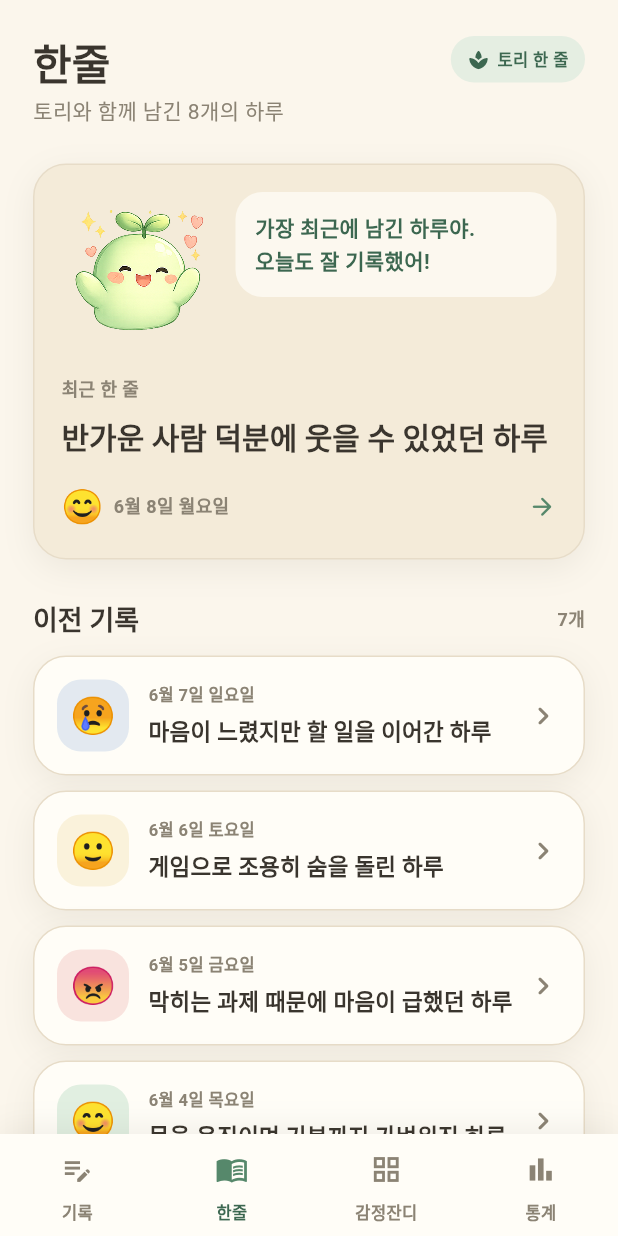
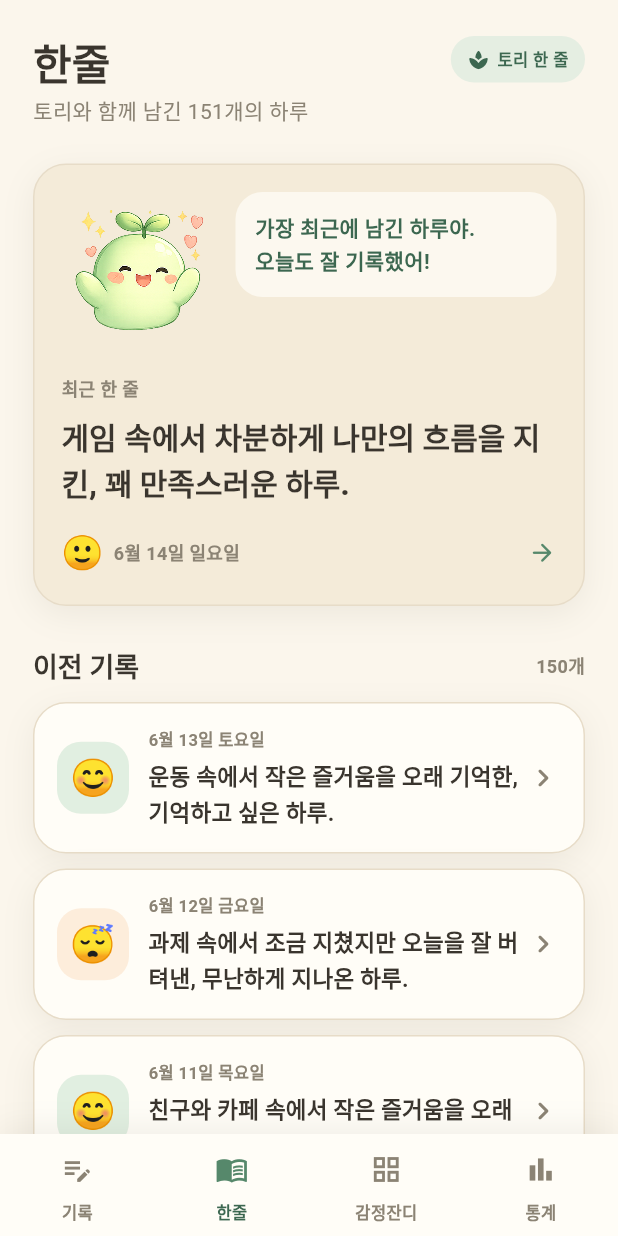
Before and after one commit to yseho031018/rhythm-archive, a Flutter app: the screen it shows after launch, item 2 of the bottom bar chosen, on a phone screen of 412 x 824 dp. Run offline on Flutter 3.47's test engine with Material 3 defaults, Android fonts, the phone set to English and light mode, and no system bars; our stand-ins replace drift, drift_flutter, file_picker, shared_preferences; accounts and stored records are empty; generated files the repository leaves out were written again; Roboto replaces fonts that are missing (Segoe UI).

Commit message:
feat: 최종 발표와 기록 UX 완성도 개선

```diff
--- a/lib/prototype/diary_controller.dart
+++ b/lib/prototype/diary_controller.dart
@@ -13,10 +13,13 @@ import 'shared_preferences_diary_repository.dart';
 class DiaryController extends ChangeNotifier {
   DiaryController({
     DiaryRepository? repository,
+    bool? seedSampleHistory,
     this.generationDelay = const Duration(milliseconds: 950),
-  }) : _repository = repository ?? _defaultRepository();
+  }) : _repository = repository ?? _defaultRepository(),
+       _seedSampleHistory = seedSampleHistory ?? repository == null;
 
   final DiaryRepository _repository;
+  final bool _seedSampleHistory;
   final Duration generationDelay;
   final List<DiaryEntry> _entries = [];
   int _summaryVariant = 0;
@@ -125,7 +128,14 @@ class DiaryController extends ChangeNotifier {
       _entries
         ..clear()
         ..addAll(saved ?? _sampleEntries());
-      if (saved == null) await _persist();
+      // 프로토타입 데이터가 한 건이라도 있으면 연간 흐름을 볼 수 있게 보강한다.
+      // 사용자가 전체 삭제한 빈 저장소는 그대로 유지한다.
+      final refreshedSamples =
+          _seedSampleHistory &&
+          saved != null &&
+          saved.isNotEmpty &&
+          _addMissingSampleEntries();
+      if (saved == null || refreshedSamples) await _persist();
     } catch (_) {
       storageError = '저장된 기록을 불러오지 못했어요.';
       _entries
@@ -412,34 +422,80 @@ class DiaryController extends ChangeNotifier {
   }
 
   List<DiaryEntry> _sampleEntries() {
-    final now = DateTime.now();
-    final samples = [
-      (1, DiaryMood.normal, ['공부'], 3, '차분하게 공부 흐름을 이어간 하루'),
-      (2, DiaryMood.happy, ['친구', '카페'], 5, '친구와의 대화가 오래 남은 하루'),
-      (3, DiaryMood.tired, ['과제'], 2, '과제를 끝내고 깊게 쉬고 싶었던 하루'),
-      (4, DiaryMood.happy, ['운동'], 4, '몸을 움직이며 기분까지 가벼워진 하루'),
-      (5, DiaryMood.angry, ['과제', '공부'], 2, '막히는 과제 때문에 마음이 급했던 하루'),
-      (6, DiaryMood.normal, ['게임'], 3, '게임으로 조용히 숨을 돌린 하루'),
-      (7, DiaryMood.sad, ['공부'], 2, '마음이 느렸지만 할 일을 이어간 하루'),
-      (8, DiaryMood.happy, ['친구'], 4, '반가운 사람 덕분에 웃을 수 있었던 하루'),
+    final today = _dateOnly(DateTime.now());
+    final lastSampleDay = today.subtract(const Duration(days: 1));
+    final moods = [
+      DiaryMood.normal,
+      DiaryMood.happy,
+      DiaryMood.tired,
+      DiaryMood.happy,
+      DiaryMood.normal,
+      DiaryMood.sad,
+      DiaryMood.happy,
+      DiaryMood.normal,
+      DiaryMood.tired,
+      DiaryMood.angry,
     ];
+    final keywordSets = [
+      ['공부'],
+      ['친구', '카페'],
+      ['과제'],
+      ['운동'],
+      ['게임'],
+      ['공부', '카페'],
+      ['친구'],
+      ['운동', '친구'],
+      ['과제', '공부'],
+      ['게임', '카페'],
+    ];
+    final samples = <DiaryEntry>[];
 
-    return [
-      for (final sample in samples)
+    for (
+      var day = DateTime(today.year, 1, 1);
+      !day.isAfter(lastSampleDay);
+      day = day.add(const Duration(days: 1))
+    ) {
+      final index = day.difference(DateTime(today.year)).inDays;
+      // 대부분의 날을 채우되 가끔 쉰 날을 남겨 자연스러운 기록 흐름을 만든다.
+      if (index % 12 == 0) {
+        continue;
+      }
+      final mood = moods[index % moods.length];
+      final keywords = keywordSets[index % keywordSets.length];
+      final satisfaction = switch (mood) {
+        DiaryMood.happy => index.isEven ? 5 : 4,
+        DiaryMood.normal => index.isEven ? 4 : 3,
+        DiaryMood.tired => 3,
+        DiaryMood.sad || DiaryMood.angry => 2,
+      };
+      samples.add(
         DiaryEntry(
-          id: 'sample-${sample.$1}',
-          date: DateTime(now.year, now.month, sample.$1),
-          mood: sample.$2,
-          keywords: sample.$3,
-          satisfaction: sample.$4,
-          summary: sample.$5,
+          id: 'sample-${day.year}-${day.month}-${day.day}',
+          date: day,
+          mood: mood,
+          keywords: keywords,
+          satisfaction: satisfaction,
+          summary: _buildSummary(mood, keywords, satisfaction, index),
           isSample: true,
         ),
-    ];
+      );
+    }
+    return samples;
+  }
+
+  bool _addMissingSampleEntries() {
+    final occupiedDays = _entries.map((entry) => _dayKey(entry.date)).toSet();
+    final missing = _sampleEntries()
+        .where((entry) => !occupiedDays.contains(_dayKey(entry.date)))
+        .toList();
+    _entries.addAll(missing);
+    return missing.isNotEmpty;
   }
 }
 
 DateTime _dateOnly(DateTime date) => DateTime(date.year, date.month, date.day);
+
+String _dayKey(DateTime date) => '${date.year}-${date.month}-${date.day}';
 
 DiaryRepository _defaultRepository() {
   return MigratingDiaryRepository(
--- a/lib/prototype/widgets/harutalk_theme.dart
+++ b/lib/prototype/widgets/harutalk_theme.dart
@@ -229,6 +229,7 @@ ThemeData buildHarutalkTheme(Brightness brightness) {
     dialogTheme: DialogThemeData(
       backgroundColor: palette.surface,
       surfaceTintColor: Colors.transparent,
+      constraints: const BoxConstraints(maxWidth: 520),
       elevation: 8,
       shadowColor: palette.shadow,
       shape: RoundedRectangleBorder(
```
Also changed, not shown: lib/prototype/screens/diary_screen.dart (+21 -12 lines), lib/prototype/screens/mood_grass_screen.dart (+42 -23 lines), lib/prototype/screens/summary_editor.dart (+10 -1 lines), docs/presentation/assets/app-result.png, 9 other files.
